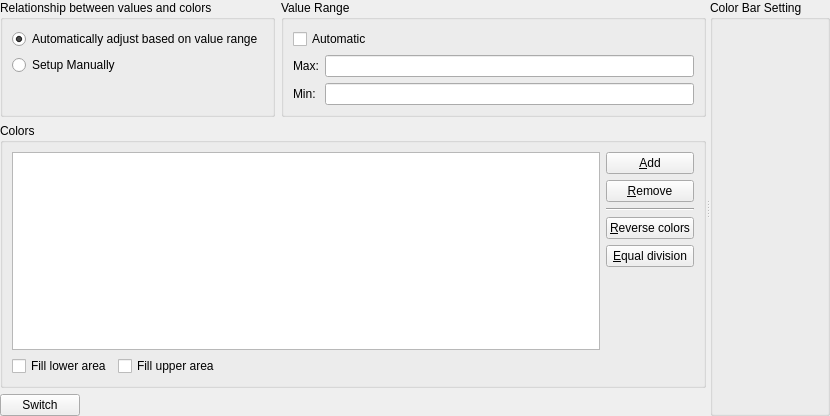
Before: the Qt Designer form libs/guicore/scalarstocolors/colormapsettingeditwidget.ui in i-RIC/prepost-gui, drawn with Qt 5.
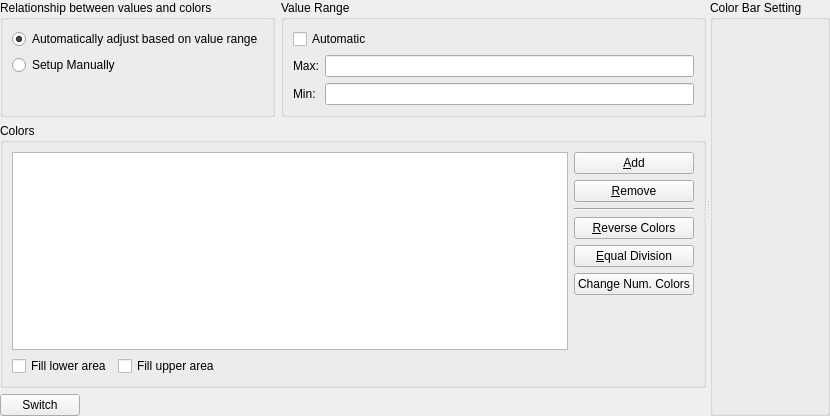
After: the same form once the commit is applied. Custom widgets are drawn as their Qt base class.

Commit message: Improvement: Add function to change the number of colors #1168

The edit to the form file:
```diff
--- a/libs/guicore/scalarstocolors/colormapsettingeditwidget.ui
+++ b/libs/guicore/scalarstocolors/colormapsettingeditwidget.ui
@@ -186,14 +186,21 @@
               <item>
                <widget class="QPushButton" name="reverseButton">
                 <property name="text">
-                 <string>&amp;Reverse colors</string>
+                 <string>&amp;Reverse Colors</string>
                 </property>
                </widget>
               </item>
               <item>
                <widget class="QPushButton" name="equalDevisionButton">
                 <property name="text">
-                 <string>&amp;Equal division</string>
+                 <string>&amp;Equal Division</string>
+                </property>
+               </widget>
+              </item>
+              <item>
+               <widget class="QPushButton" name="numColorsButton">
+                <property name="text">
+                 <string>Change Num. Colors</string>
                 </property>
                </widget>
               </item>
```
The commit also changes 8 other files.
